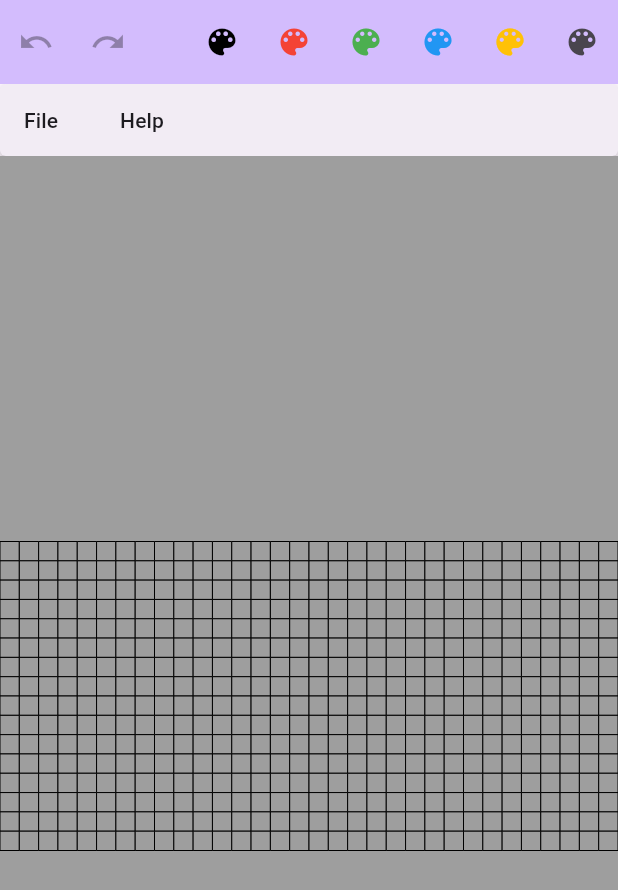
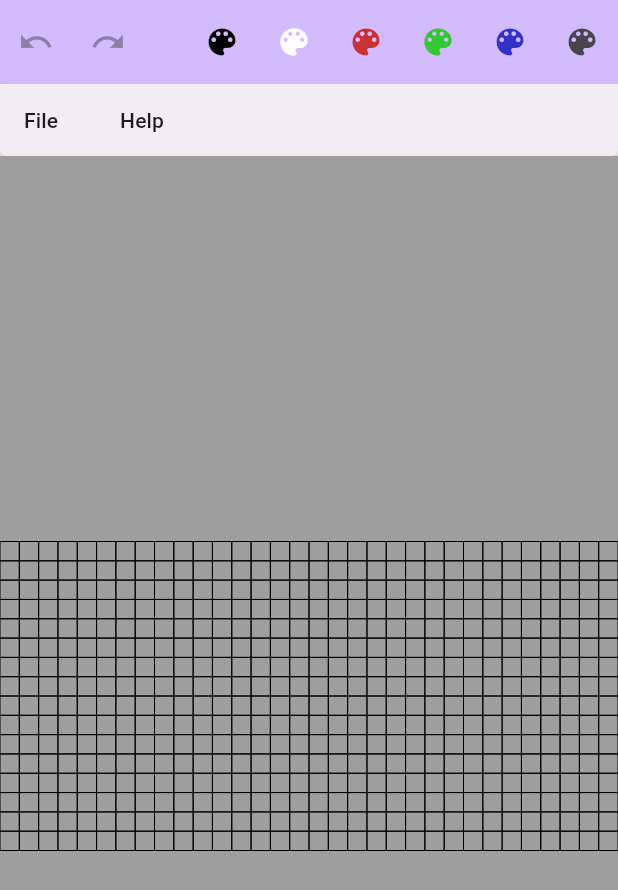
Before and after one commit to michasng/pixelart, a Flutter app: the screen it shows after launch, after a tap on the "color lens" icon, on a phone screen of 412 x 824 dp. Shown: the top 890 px of the screen. Run offline on Flutter 3.47's test engine with Material 3 defaults, Android fonts, the phone set to English and light mode, and no system bars; our stand-ins replace file_picker.

Commit message:
Replace random access image

```diff
--- a/lib/components/canvas/canvas.dart
+++ b/lib/components/canvas/canvas.dart
@@ -1,16 +1,16 @@
 import 'dart:math';
 
 import 'package:flutter/material.dart';
+import 'package:image/image.dart' as img;
 import 'package:pixelart/components/canvas/canvas_painter.dart';
 import 'package:pixelart/components/canvas/canvas_settings.dart';
 import 'package:pixelart/components/canvas/image_change.dart';
-import 'package:pixelart/components/canvas/random_access_image.dart';
 import 'package:pixelart/components/canvas/tools/tool.dart';
 import 'package:pixelart/components/canvas/tools/use_tool_arguments.dart';
 import 'package:pixelart/components/interaction/interactive_container.dart';
 
 class Canvas extends StatefulWidget {
-  final RandomAccessImage initialImage;
+  final img.Image initialImage;
   final CanvasSettings initialSettings;
   final void Function({required bool canUndo, required bool canRedo})
       onHistoryChanged;
@@ -45,7 +45,7 @@ class CanvasState extends State<Canvas> {
     );
   }
 
-  set image(RandomAccessImage value) {
+  set image(img.Image value) {
     setState(() {
       _painter = CanvasPainter(
         image: value,
@@ -69,7 +69,7 @@ class CanvasState extends State<Canvas> {
 
     setState(() {
       _painter = _painter.copyWith(
-        image: _painter.image.copyWithChange(historyItem.reverseChange),
+        image: historyItem.reverseChange.apply(_painter.image),
       );
     });
     _historyChanged();
@@ -82,7 +82,7 @@ class CanvasState extends State<Canvas> {
 
     setState(() {
       _painter = _painter.copyWith(
-        image: _painter.image.copyWithChange(historyItem.change),
+        image: historyItem.change.apply(_painter.image),
       );
 
       _history.add(historyItem);
@@ -97,8 +97,7 @@ class CanvasState extends State<Canvas> {
 
     setState(() {
       _painter = _painter.copyWith(
-        image:
-            _painter.image.copyWithChange(incompleteHistoryItem.reverseChange),
+        image: incompleteHistoryItem.reverseChange.apply(_painter.image),
       );
       _incompleteHistoryItem = null;
     });
@@ -116,7 +115,7 @@ class CanvasState extends State<Canvas> {
         reverseChange: ImageChange(
           pixelChanges: {
             for (var position in change.pixelChanges.keys)
-              position: _painter.image.pixels[position.y][position.x],
+              position: _painter.image.getPixel(position.x, position.y),
           },
         ),
       );
@@ -143,7 +142,7 @@ class CanvasState extends State<Canvas> {
     setState(() {
       _undoneHistory.clear();
       _painter = _painter.copyWith(
-        image: _painter.image.copyWithChange(historyItem.change),
+        image: historyItem.change.apply(_painter.image),
       );
 
       if (completableChange.completed) {
--- a/lib/components/canvas/canvas_page.dart
+++ b/lib/components/canvas/canvas_page.dart
@@ -1,18 +1,19 @@
 import 'package:flutter/material.dart';
+import 'package:image/image.dart' as img;
 import 'package:pixelart/components/canvas/canvas.dart';
 import 'package:pixelart/components/canvas/canvas_page_menu.dart';
 import 'package:pixelart/components/canvas/canvas_settings.dart';
-import 'package:pixelart/components/canvas/random_access_image.dart';
+import 'package:pixelart/components/canvas/colors.dart';
 import 'package:pixelart/components/canvas/tools/draw_tool.dart';
 import 'package:pixelart/components/canvas/tools/erase_tool.dart';
 
 class CanvasPage extends StatefulWidget {
-  static const colors = [
-    Colors.black,
-    Colors.red,
-    Colors.green,
-    Colors.blue,
-    Colors.amber,
+  static final colors = [
+    PixelColors.black,
+    PixelColors.white,
+    PixelColors.red,
+    PixelColors.green,
+    PixelColors.blue,
   ];
 
   const CanvasPage({super.key});
@@ -34,7 +35,7 @@ class _CanvasPageState extends State<CanvasPage> {
     _canvasKey.currentState?.redo();
   }
 
-  void setColorDrawTool(Color? color) {
+  void setColorDrawTool(img.Color? color) {
     final canvasState = _canvasKey.currentState;
     if (canvasState == null) return;
     canvasState.settings = canvasState.settings.copyWith(
@@ -70,7 +71,7 @@ class _CanvasPageState extends State<CanvasPage> {
           for (var color in CanvasPage.colors)
             IconButton(
               onPressed: () => setColorDrawTool(color),
-              style: IconButton.styleFrom(foregroundColor: color),
+              style: IconButton.styleFrom(foregroundColor: toUiColor(color)),
               icon: const Icon(Icons.color_lens),
             ),
           IconButton(
@@ -83,10 +84,10 @@ class _CanvasPageState extends State<CanvasPage> {
         onImageChanged: (image) => _canvasKey.currentState?.image = image,
         child: Canvas(
           key: _canvasKey,
-          initialImage: RandomAccessImage.filled(
+          initialImage: img.Image(
             width: 32,
             height: 16,
-            color: Colors.grey,
+            numChannels: 4,
           ),
           initialSettings: CanvasSettings(
             tool: DrawTool(),
--- a/lib/components/canvas/canvas_page_menu.dart
+++ b/lib/components/canvas/canvas_page_menu.dart
@@ -3,11 +3,10 @@ import 'dart:io';
 import 'package:file_picker/file_picker.dart';
 import 'package:flutter/material.dart';
 import 'package:image/image.dart' as img;
-import 'package:pixelart/components/canvas/random_access_image.dart';
 
 class CanvasPageMenu extends StatelessWidget {
   final Widget child;
-  final ValueChanged<RandomAccessImage> onImageChanged;
+  final ValueChanged<img.Image> onImageChanged;
 
   const CanvasPageMenu({
     super.key,
@@ -42,7 +41,7 @@ class CanvasPageMenu extends StatelessWidget {
                         file.bytes ?? await File(file.path!).readAsBytes();
                     final image = img.decodeImage(bytes);
                     if (image == null) return;
-                    onImageChanged(RandomAccessImage.fromImage(image));
+                    onImageChanged(image);
                   },
                   child: const MenuAcceleratorLabel('&Open'),
                 ),
--- a/lib/components/canvas/canvas_painter.dart
+++ b/lib/components/canvas/canvas_painter.dart
@@ -1,11 +1,12 @@
 import 'package:flutter/rendering.dart';
+import 'package:image/image.dart' as img;
 import 'package:meta/meta.dart';
 import 'package:pixelart/components/canvas/canvas_settings.dart';
-import 'package:pixelart/components/canvas/random_access_image.dart';
+import 'package:pixelart/components/canvas/colors.dart';
 
 @immutable
 class CanvasPainter extends CustomPainter {
-  final RandomAccessImage image;
+  final img.Image image;
   final CanvasSettings settings;
 
   const CanvasPainter({
@@ -14,7 +15,7 @@ class CanvasPainter extends CustomPainter {
   });
 
   CanvasPainter copyWith({
-    RandomAccessImage? image,
+    img.Image? image,
     CanvasSettings? settings,
   }) =>
       CanvasPainter(
@@ -25,12 +26,13 @@ class CanvasPainter extends CustomPainter {
   @override
   void paint(Canvas canvas, Size size) {
     final paint = Paint();
-    final pixels = image.pixels;
 
-    for (int y = 0; y < pixels.length; y++) {
-      for (int x = 0; x < pixels[y].length; x++) {
-        if (pixels[y][x] != null) {
-          paint.color = pixels[y][x]!;
+    for (int y = 0; y < image.height; y++) {
+      for (int x = 0; x < image.width; x++) {
+        final pixel = image.getPixel(x, y);
+
+        if (pixel.a != 0) {
+          paint.color = toUiColor(pixel);
           paint.style = PaintingStyle.fill;
           canvas.drawRect(
             Rect.fromLTWH(x.toDouble(), y.toDouble(), 1.0, 1.0),
--- a/lib/components/canvas/canvas_settings.dart
+++ b/lib/components/canvas/canvas_settings.dart
@@ -1,12 +1,13 @@
 import 'dart:ui';
 
+import 'package:image/image.dart' as img;
 import 'package:meta/meta.dart';
 import 'package:pixelart/components/canvas/tools/tool.dart';
 
 @immutable
 class CanvasSettings {
   final Tool tool;
-  final Color primaryColor;
+  final img.Color primaryColor;
   final bool showGrid;
   final Color gridColor;
   final int minScaleToShowGrid;
@@ -23,7 +24,7 @@ class CanvasSettings {
 
   CanvasSettings copyWith({
     Tool? tool,
-    Color? primaryColor,
+    img.Color? primaryColor,
     bool? showGrid,
     Color? gridColor,
     int? minScaleToShowGrid,
--- /dev/null
+++ b/lib/components/canvas/colors.dart
@@ -0,0 +1,30 @@
+import 'dart:ui';
+
+import 'package:image/image.dart' as img;
+
+class PixelColors {
+  static final img.Color transparent = img.ColorRgba8(0, 0, 0, 0);
+  static final img.Color black = img.ColorRgba8(0, 0, 0, 255);
+  static final img.Color white = img.ColorRgba8(255, 255, 255, 255);
+  static final img.Color red = img.ColorRgba8(200, 50, 50, 255);
+  static final img.Color green = img.ColorRgba8(50, 200, 50, 255);
+  static final img.Color blue = img.ColorRgba8(50, 50, 200, 255);
+}
+
+img.Color toPixelColor(Color source) {
+  return img.ColorRgba8(
+    source.alpha,
+    source.red,
+    source.green,
+    source.blue,
+  );
+}
+
+Color toUiColor(img.Color source) {
+  return Color.fromARGB(
+    source.a as int,
+    source.r as int,
+    source.g as int,
+    source.b as int,
+  );
+}
--- a/lib/components/canvas/image_change.dart
+++ b/lib/components/canvas/image_change.dart
@@ -1,20 +1,29 @@
 import 'dart:math';
-import 'dart:ui';
 
+import 'package:image/image.dart' as img;
 import 'package:meta/meta.dart';
+import 'package:pixelart/components/canvas/colors.dart';
 
 @immutable
 class ImageChange {
-  final Map<Point<int>, Color?> pixelChanges;
+  final Map<Point<int>, img.Color?> pixelChanges;
 
   const ImageChange({
     required this.pixelChanges,
   });
 
   ImageChange copyWith({
-    Map<Point<int>, Color?>? pixelChanges,
+    Map<Point<int>, img.Color?>? pixelChanges,
   }) =>
       ImageChange(
         pixelChanges: pixelChanges ?? this.pixelChanges,
       );
+
+  img.Image apply(img.Image image) {
+    final copy = img.Image.from(image);
+    for (var MapEntry(key: position, value: color) in pixelChanges.entries) {
+      copy.setPixel(position.x, position.y, color ?? PixelColors.transparent);
+    }
+    return copy;
+  }
 }
--- a/lib/components/canvas/random_access_image.dart
+++ /dev/null
@@ -1,69 +0,0 @@
-import 'dart:math';
-import 'dart:ui';
-
-import 'package:image/image.dart' as img;
-import 'package:meta/meta.dart';
-import 'package:pixelart/components/canvas/image_change.dart';
-import 'package:pixelart/components/copy_matrix.dart';
-
-@immutable
-class RandomAccessImage {
-  final int width;
-  final int height;
-  final List<List<Color?>> pixels;
-
-  const RandomAccessImage._({
-    required this.width,
-    required this.height,
-    required this.pixels,
-  });
-
-  bool containsPoint(Point<int> point) {
-    return point.x >= 0 && point.x < width && point.y >= 0 && point.y < height;
-  }
-
-  factory RandomAccessImage.fromImage(img.Image source) {
-    return RandomAccessImage._(
-      width: source.width,
-      height: source.height,
-      pixels: List.generate(
-        source.height,
-        (y) => List.generate(source.width, (x) {
-          final pixel = source.getPixelSafe(x, y);
-          return Color.fromARGB(pixel.a.toInt(), pixel.r.toInt(),
-              pixel.g.toInt(), pixel.b.toInt());
-        }),
-      ),
-    );
-  }
-
-  factory RandomAccessImage.filled({
-    required int width,
-    required int height,
-    required Color? color,
-  }) {
-    return RandomAccessImage._(
-      width: width,
-      height: height,
-      pixels: List.generate(
-        height,
-        (index) => List.filled(width, color),
-      ),
-    );
-  }
-
-  RandomAccessImage copyWithChange(ImageChange change) {
-    final copiedPixels = copyMatrix(pixels);
-
-    for (var MapEntry(key: position, value: color)
-        in change.pixelChanges.entries) {
-      copiedPixels[position.y][position.x] = color;
-    }
-
-    return RandomAccessImage._(
-      width: width,
-      height: height,
-      pixels: copiedPixels,
-    );
-  }
-}
--- a/lib/components/canvas/tools/draw_tool.dart
+++ b/lib/components/canvas/tools/draw_tool.dart
@@ -1,6 +1,7 @@
 import 'package:pixelart/components/canvas/image_change.dart';
 import 'package:pixelart/components/canvas/tools/tool.dart';
 import 'package:pixelart/components/canvas/tools/use_tool_arguments.dart';
+import 'package:pixelart/components/image_extension.dart';
 
 class DrawTool implements Tool {
   @override
--- a/lib/components/canvas/tools/erase_tool.dart
+++ b/lib/components/canvas/tools/erase_tool.dart
@@ -1,6 +1,7 @@
 import 'package:pixelart/components/canvas/image_change.dart';
 import 'package:pixelart/components/canvas/tools/tool.dart';
 import 'package:pixelart/components/canvas/tools/use_tool_arguments.dart';
+import 'package:pixelart/components/image_extension.dart';
 
 class EraseTool implements Tool {
   @override
--- a/lib/components/canvas/tools/use_tool_arguments.dart
+++ b/lib/components/canvas/tools/use_tool_arguments.dart
@@ -1,15 +1,14 @@
 import 'dart:math';
-import 'dart:ui';
 
+import 'package:image/image.dart' as img;
 import 'package:meta/meta.dart';
 import 'package:pixelart/components/canvas/canvas_settings.dart';
 import 'package:pixelart/components/canvas/image_change.dart';
-import 'package:pixelart/components/canvas/random_access_image.dart';
 
 @immutable
 class UseToolArguments {
   final CanvasSettings settings;
-  final RandomAccessImage image;
+  final img.Image image;
   final ImageChange? incompleteChange;
   final Point<int> cursorPosition;
 
@@ -20,5 +19,5 @@ class UseToolArguments {
     required this.cursorPosition,
   });
 
-  Color? get effectiveColor => settings.primaryColor;
+  img.Color? get effectiveColor => settings.primaryColor;
 }
```
Also changed, not shown: lib/components/image_extension.dart (added, +9 -0 lines).
